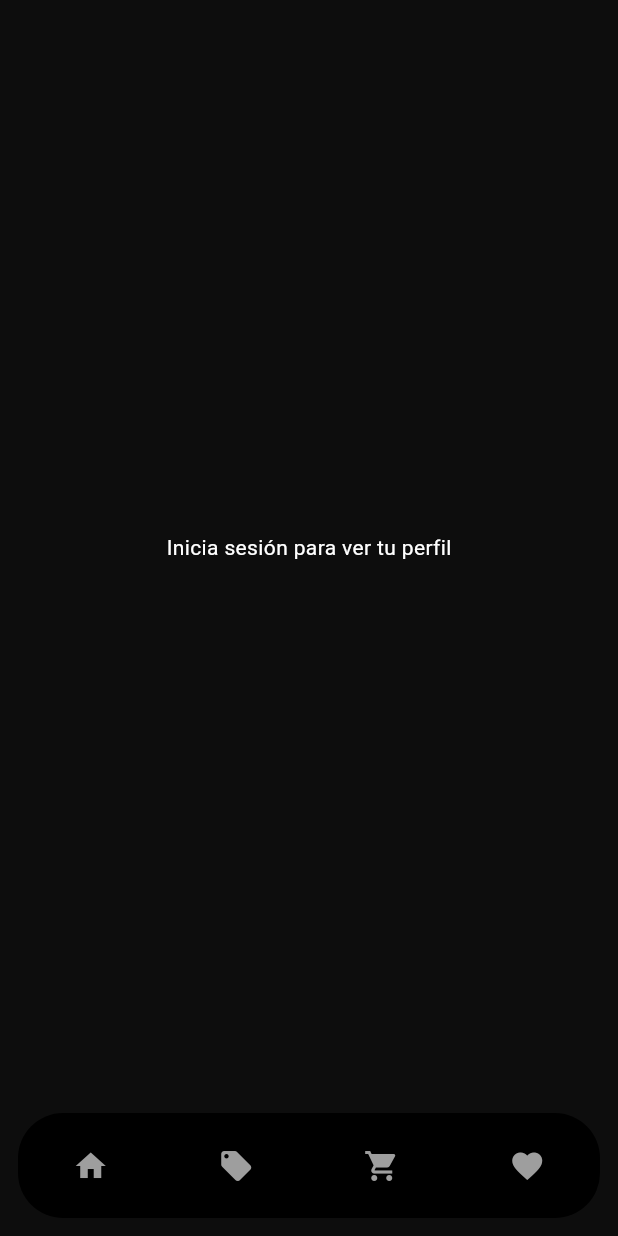
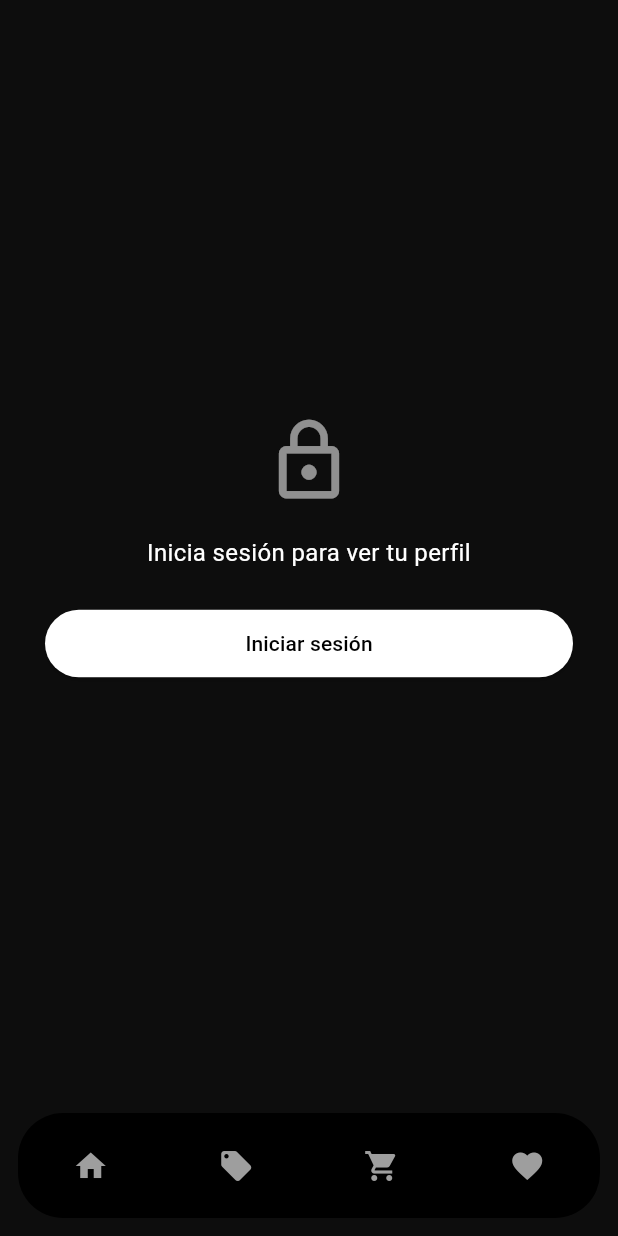
Before and after one commit to sarii-css/app_tienda, a Flutter app: the screen it shows after launch, after a tap on the "person" icon, on a phone screen of 412 x 824 dp. Run offline on Flutter 3.47's test engine with Material 3 defaults, Android fonts, the phone set to English and light mode, and no system bars; our stand-ins replace shared_preferences; accounts and stored records are empty; network calls fail.

Commit message:
iniciar sesion perfil

```diff
--- a/lib/pages/perfil_pages.dart
+++ b/lib/pages/perfil_pages.dart
@@ -267,14 +267,8 @@ Future<void> _guardarCambios() async {
   Widget build(BuildContext context) {
 
     if (Session.isGuest || Session.userId == null) {
-      return const Scaffold(
-        backgroundColor: Color(0xFF0D0D0D),
-        body: Center(
-          child: Text(
-            "Inicia sesión para ver tu perfil",
-            style: TextStyle(color: Colors.white),
-          ),
-        ),
+      return const GuestView(
+        mensaje: "Inicia sesión para ver tu perfil",
       );
     }
 
```
